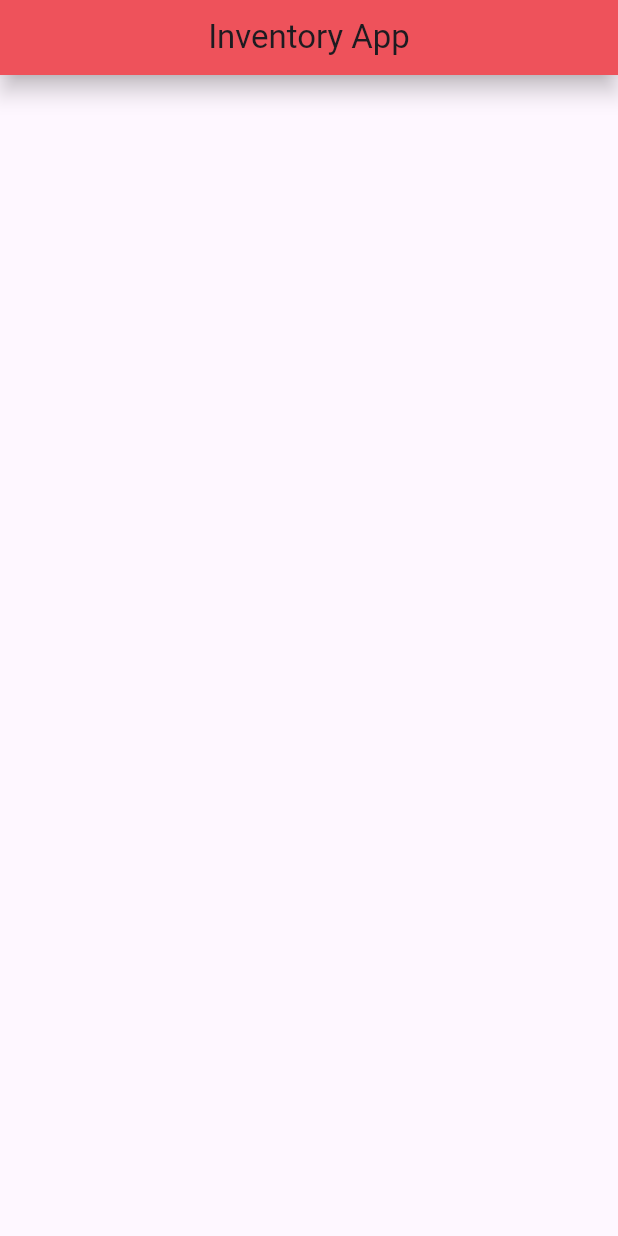
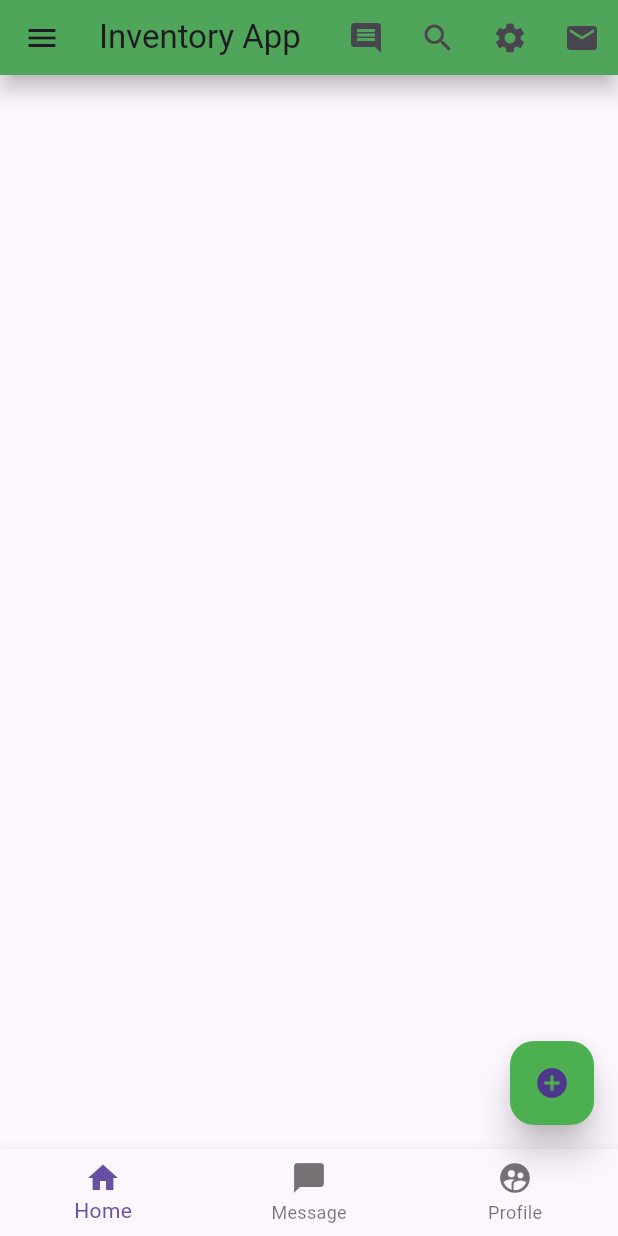
Before and after one commit to arifbiswas/flutter_pratices, a Flutter app: the screen it shows after launch, on a phone screen of 412 x 824 dp. Run offline on Flutter 3.47's test engine with Material 3 defaults, Android fonts, the phone set to English and light mode, and no system bars.

Commit message:
flutter so many component witch call widgets

```diff
--- a/lib/main.dart
+++ b/lib/main.dart
@@ -13,13 +13,14 @@ class MyApp extends StatelessWidget {
 
     return  MaterialApp(
       theme: ThemeData(
-        primarySwatch: Colors.blue
+        primarySwatch: Colors.green
       ),
       darkTheme:  ThemeData(
           primarySwatch: Colors.green
       ),
-        color: Colors.blue,
         debugShowCheckedModeBanner: false,
+        color: Colors.green,
+
 
         home : const HomeActivity()
     );
@@ -32,16 +33,73 @@ class MyApp extends StatelessWidget {
 class HomeActivity extends StatelessWidget{
   const HomeActivity({super.key});
 
+  MySnackBar(mess,context){
+   return ScaffoldMessenger.of(context).showSnackBar(
+     SnackBar(content: Text(mess))
+   );
+  }
+
   @override
   Widget build(BuildContext context) {
 
     return Scaffold(
-        appBar: AppBar(title: const Text("Inventory App"),titleSpacing: 0, centerTitle: true,toolbarHeight: 50,backgroundColor: Colors.redAccent, toolbarOpacity: 1,elevation: 6,shadowColor: Colors.black,),
+        appBar: AppBar(
+          title: const Text("Inventory App"),titleSpacing: 10,
+
+          toolbarHeight: 50,
+          backgroundColor: Colors.green,
+          toolbarOpacity: 1,
+          elevation: 6,
+          shadowColor: Colors.black,
+          actions: [
+            IconButton(onPressed: (){MySnackBar("I am Comment", context);}, icon: Icon(Icons.comment)),
+            IconButton(onPressed: (){MySnackBar("I am Search", context);}, icon: Icon(Icons.search)),
+            IconButton(onPressed: (){MySnackBar("I am setting", context);}, icon: Icon(Icons.settings)),
+            IconButton(onPressed: (){MySnackBar("I am mail", context);}, icon: Icon(Icons.mail))
+          ],
+        ),
       // body: const Text("Hey Whats Up bro"),
       // drawer: (),
       // endDrawer: (),
       // bottomNavigationBar: ( ),
-      // floatingActionButton: (),
+      floatingActionButton: FloatingActionButton(
+        elevation: 10,
+        child: Icon(Icons.add_circle),
+        backgroundColor: Colors.green,
+        onPressed: (){
+          MySnackBar("Ki lol ato hard lage ken", context);
+        },
+      ),
+      bottomNavigationBar: BottomNavigationBar(
+
+        items: [
+          BottomNavigationBarItem(icon: Icon(Icons.home),label: "Home"),
+          BottomNavigationBarItem(icon: Icon(Icons.messenger),label: "Message"),
+          BottomNavigationBarItem(icon: Icon(Icons.supervised_user_circle),label: "Profile"),
+
+        ],
+        onTap: (int index){
+          if(index == 0){
+            MySnackBar("I am Home bottom menu", context);
+          }
+          if(index == 1){
+            MySnackBar("I am message bottom menu", context);
+          }
+          if(index == 2){
+            MySnackBar("I am profile bottom menu ", context);
+          }
+        },
+      ),
+      drawer: Drawer(
+        child: ListView(
+          children: [
+            DrawerHeader(child: Text("Arif Biswas")),
+            ListTile(  title: Text("Home"),  ),
+            ListTile(  title: Text("Contact"),  ),
+            ListTile(  title: Text("About"),  )
+          ],
+        ),
+      ),
 
     );
 
```
